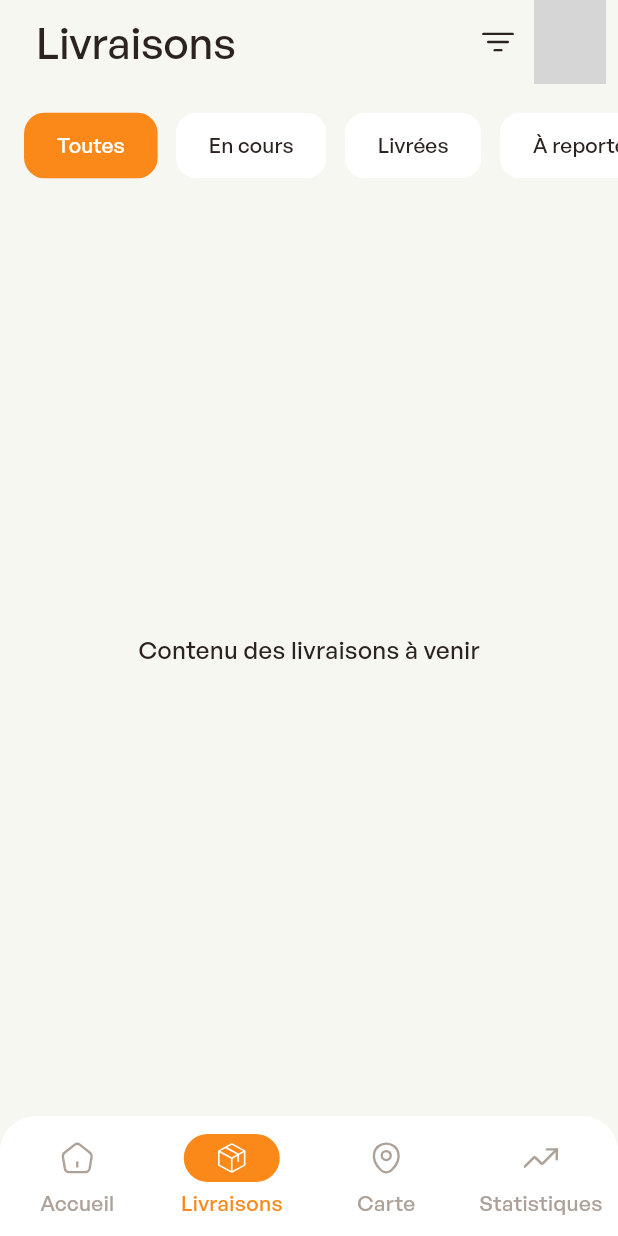
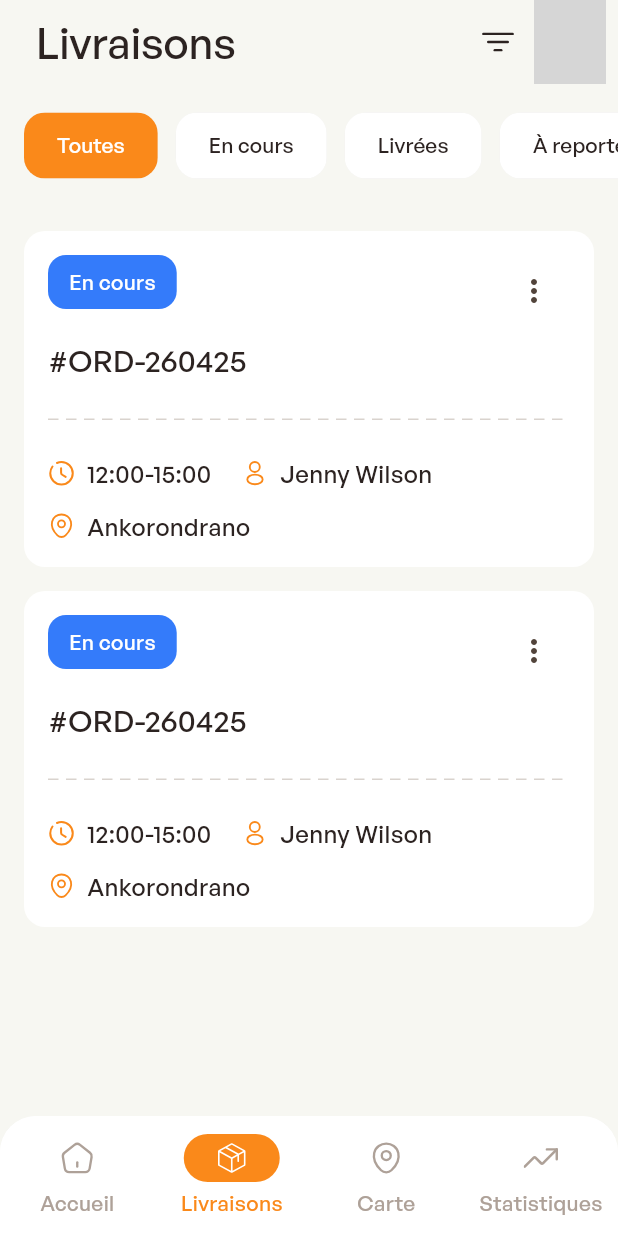
Before and after one commit to KiritoEM/routePulse, a Flutter app: the screen it shows after launch, on a phone screen of 412 x 824 dp. Run offline on Flutter 3.47's test engine with Material 3 defaults, Android fonts, the phone set to English and light mode, and no system bars; drawn by our look-alikes of dotted_line; our stand-ins replace connectivity_plus, dio, flutter_dotenv, flutter_riverpod, flutter_secure_storage, flutter_svg and 8 more; missing offline and left inert: bcrypt, dart_jsonwebtoken, flutter_skeleton_ui, local_auth_android, my_toastify, name_avatar; accounts and stored records are empty; generated files the repository leaves out were written again; statements that could not run were skipped; grey boxes are pictures that could not be loaded.

Commit message:
feat: Implements DeliveryCard and adds DeliveryStatus enum

```diff
--- a/Mobile/lib/core/constants/enums/enums.dart
+++ b/Mobile/lib/core/constants/enums/enums.dart
@@ -1,3 +1,6 @@
+import 'package:flutter/material.dart';
+import 'package:route_pulse_mobile/core/themes/app_colors.dart';
+
 enum NetworkErrorType {
   unknown,
   network,
@@ -9,11 +12,21 @@ enum NetworkErrorType {
   client,
   canceled,
   conflict,
-  tooManyRequest
+  tooManyRequest,
 }
 
-enum JwtVerifyResult {
-  expired,
-  success,
-  error
+enum JwtVerifyResult { expired, success, error }
+
+enum DeliveryStatus {
+  all('Toutes', 'all', AppColors.primary),
+  inProgress('En cours', 'in_progress', AppColors.info),
+  delivered('Livrées', 'delivered', AppColors.success),
+  reported('À reporter', 'reported', AppColors.warning),
+  cancelled('Annulée', 'cancelled', AppColors.error);
+
+  final String label;
+  final String value;
+  final Color color;
+
+  const DeliveryStatus(this.label, this.value, this.color);
 }
--- a/Mobile/lib/core/themes/app_colors.dart
+++ b/Mobile/lib/core/themes/app_colors.dart
@@ -13,4 +13,5 @@ class AppColors {
   static const Color divider = Color(0xFFE9E5E2);
   static const Color error = Color(0xFFFA5034);
   static const Color success = Color(0xFF01E110);
+  static const Color warning = Color(0xFFEFC803);
 }
--- a/Mobile/lib/features/deliveries/presentation/screens/deliveries_screen.dart
+++ b/Mobile/lib/features/deliveries/presentation/screens/deliveries_screen.dart
@@ -1,6 +1,8 @@
 import 'package:flutter/material.dart';
+import 'package:route_pulse_mobile/core/constants/enums/enums.dart';
 import 'package:route_pulse_mobile/core/themes/app_colors.dart';
 import 'package:route_pulse_mobile/features/deliveries/presentation/widgets/deliveries_appbar.dart';
+import 'package:route_pulse_mobile/features/deliveries/presentation/widgets/delivery_card.dart';
 import 'package:route_pulse_mobile/features/deliveries/presentation/widgets/status_filter.dart';
 import 'package:route_pulse_mobile/shared/widgets/app_bottom_navigation.dart';
 
@@ -17,8 +19,27 @@ class DeliveriesScreen extends StatelessWidget {
           const SizedBox(height: 16),
 
           StatusFilter(selectedStatus: 'all', onSelect: (String value) {}),
+
+          const SizedBox(height: 32),
+
           Expanded(
-            child: Center(child: Text('Contenu des livraisons à venir')),
+            child: Padding(
+              padding: EdgeInsets.symmetric(horizontal: 16, vertical: 0),
+              child: ListView.separated(
+                itemCount: 2,
+                separatorBuilder: (_, _) => const SizedBox(height: 16),
+                itemBuilder: (context, index) {
+                  return DeliveryCard(
+                    deliveryId: '#ORD-260425',
+                    status: DeliveryStatus.inProgress,
+                    timeSlotStart: '12:00',
+                    timeSlotEnd: '15:00',
+                    clientName: 'Jenny Wilson',
+                    city: 'Ankorondrano',
+                  );
+                },
+              ),
+            ),
           ),
         ],
       ),
--- /dev/null
+++ b/Mobile/lib/features/deliveries/presentation/widgets/delivery_card.dart
@@ -0,0 +1,138 @@
+import 'package:flutter/cupertino.dart';
+import 'package:flutter/material.dart';
+import 'package:route_pulse_mobile/core/constants/enums/enums.dart';
+import 'package:route_pulse_mobile/core/themes/app_colors.dart';
+import 'package:route_pulse_mobile/core/themes/app_typography.dart';
+import 'package:dotted_line/dotted_line.dart';
+import 'package:route_pulse_mobile/shared/widgets/custom_icon.dart';
+
+class DeliveryCard extends StatelessWidget {
+  final String deliveryId;
+  final DeliveryStatus status;
+  final String timeSlotStart;
+  final String timeSlotEnd;
+  final String clientName;
+  final String city;
+
+  const DeliveryCard({
+    super.key,
+    required this.deliveryId,
+    required this.status,
+    required this.timeSlotStart,
+    required this.timeSlotEnd,
+    required this.clientName,
+    required this.city,
+  });
+
+  @override
+  Widget build(BuildContext context) {
+    return Container(
+      padding: EdgeInsets.all(16),
+      decoration: BoxDecoration(
+        color: Colors.white,
+        borderRadius: BorderRadius.all(.circular(14)),
+      ),
+      child: Column(
+        crossAxisAlignment: .start,
+        children: [
+          Row(
+            mainAxisAlignment: .spaceBetween,
+            crossAxisAlignment: .start,
+            children: [
+              // badge
+              Container(
+                padding: EdgeInsets.symmetric(vertical: 8, horizontal: 14),
+                decoration: BoxDecoration(
+                  color: status.color,
+                  borderRadius: BorderRadius.circular(12),
+                ),
+                child: Text(
+                  status.label,
+                  style: TextStyle(
+                    color: Colors.white,
+                    fontSize: AppTypography.small,
+                  ),
+                ),
+              ),
+
+              // action
+              IconButton(onPressed: () {}, icon: Icon(Icons.more_vert_sharp)),
+            ],
+          ),
+
+          const SizedBox(height: 8),
+
+          Text(deliveryId, style: TextStyle(fontSize: AppTypography.h5)),
+
+          const SizedBox(height: 24),
+
+          DottedLine(
+            direction: .horizontal,
+            alignment: .center,
+            lineLength: double.infinity,
+            dashLength: 7.0,
+            dashGapLength: 5.0,
+            dashColor: AppColors.border,
+          ),
+
+          const SizedBox(height: 24),
+
+          Wrap(
+            spacing: 20,
+            runSpacing: 12,
+            direction: .horizontal,
+            children: [
+              Row(
+                mainAxisSize: MainAxisSize.min,
+                spacing: 8,
+                children: [
+                  CustomIcon(
+                    path: 'assets/icons/clock.svg',
+                    width: 18,
+                    color: AppColors.primary,
+                  ),
+
+                  Text(
+                    '$timeSlotStart-$timeSlotEnd',
+                    style: TextStyle(fontSize: AppTypography.body),
+                  ),
+                ],
+              ),
+
+              Row(
+                mainAxisSize: MainAxisSize.min,
+                spacing: 8,
+                children: [
+                  CustomIcon(
+                    path: 'assets/icons/profile.svg',
+                    width: 18,
+                    color: AppColors.primary,
+                  ),
+
+                  Text(
+                    clientName,
+                    style: TextStyle(fontSize: AppTypography.body),
+                  ),
+                ],
+              ),
+
+              Row(
+                mainAxisSize: MainAxisSize.min,
+                spacing: 8,
+                children: [
+                  CustomIcon(
+                    path: 'assets/icons/location.svg',
+                    width: 18,
+                    color: AppColors.primary,
+                  ),
+
+                  Text(city, style: TextStyle(fontSize: AppTypography.body)),
+                ],
+              ),
+            ],
+          ),
+        ],
+      ),
+    );
+  }
+}
--- a/Mobile/lib/features/deliveries/presentation/widgets/status_filter.dart
+++ b/Mobile/lib/features/deliveries/presentation/widgets/status_filter.dart
@@ -1,4 +1,5 @@
 import 'package:flutter/material.dart';
+import 'package:route_pulse_mobile/core/constants/enums/enums.dart';
 import 'package:route_pulse_mobile/core/themes/app_colors.dart';
 
 class StatusFilter extends StatelessWidget {
@@ -11,14 +12,6 @@ class StatusFilter extends StatelessWidget {
     required this.onSelect,
   });
 
-  final List<Map<String, String>> filterData = [
-    {'label': 'Toutes', 'value': 'all'},
-    {'label': 'En cours', 'value': 'in_progress'},
-    {'label': 'Livrées', 'value': 'delivered'},
-    {'label': 'À reporter', 'value': 'reported'},
-    {'label': 'Annulée', 'value': 'cancelled'},
-  ];
-
   @override
   Widget build(BuildContext context) {
     return SizedBox(
@@ -26,15 +19,15 @@ class StatusFilter extends StatelessWidget {
       child: ListView.separated(
         scrollDirection: Axis.horizontal,
         padding: const EdgeInsets.symmetric(horizontal: 16),
-        itemCount: filterData.length,
-        separatorBuilder: (context, index) => const SizedBox(width: 12),
+        itemCount: DeliveryStatus.values.length,
+        separatorBuilder: (_, _) => const SizedBox(width: 12),
         itemBuilder: (context, index) {
-          final filter = filterData[index];
-          final bool isSelected = selectedStatus == filter['value'];
+          final filter = DeliveryStatus.values[index];
+          final bool isSelected = selectedStatus == filter.value;
 
           return FilterChip(
             label: Text(
-              filter['label']!,
+              filter.label,
               style: TextStyle(
                 color: isSelected ? Colors.white : AppColors.foreground,
               ),
@@ -50,7 +43,7 @@ class StatusFilter extends StatelessWidget {
             showCheckmark: false,
             onSelected: (selected) {
               if (selected) {
-                onSelect(filter['value']!);
+                onSelect(filter.value);
               }
             },
           );
--- a/Mobile/pubspec.yaml
+++ b/Mobile/pubspec.yaml
@@ -50,6 +50,7 @@ dependencies:
   flutter_skeleton_ui: ^0.0.6
   connectivity_plus: ^7.1.1
   name_avatar: ^0.0.1
+  dotted_line: ^3.2.3
 
 dev_dependencies:
   flutter_test:
```
Also changed, not shown: Mobile/assets/icons/clock.svg (added), Mobile/pubspec.lock.
